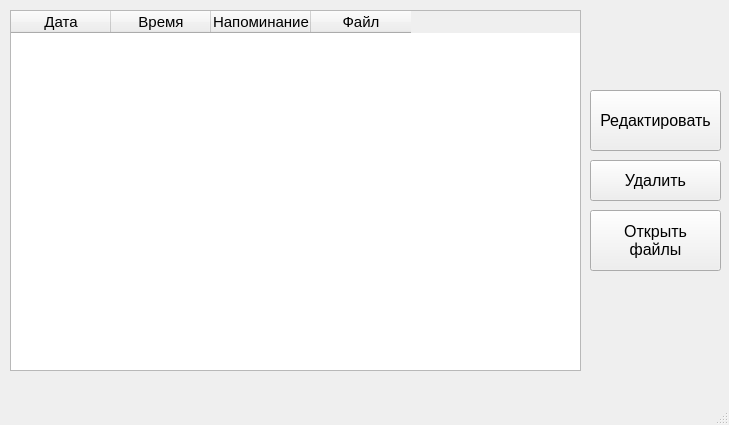
Old version of the form table_date.ui in the repository slevinsps/reminder.
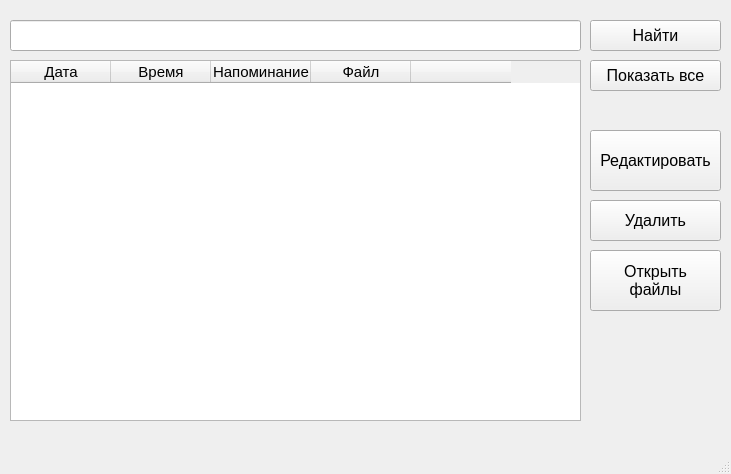
New version of the form.

Diff of the .ui file:
```diff
--- a/table_date.ui
+++ b/table_date.ui
@@ -6,8 +6,8 @@
    <rect>
     <x>0</x>
     <y>0</y>
-    <width>729</width>
-    <height>425</height>
+    <width>731</width>
+    <height>474</height>
    </rect>
   </property>
   <property name="windowTitle">
@@ -18,7 +18,7 @@
     <property name="geometry">
      <rect>
       <x>10</x>
-      <y>10</y>
+      <y>60</y>
       <width>571</width>
       <height>361</height>
      </rect>
@@ -51,12 +51,17 @@
       <string>Файл</string>
      </property>
     </column>
+    <column>
+     <property name="text">
+      <string/>
+     </property>
+    </column>
    </widget>
    <widget class="QPushButton" name="delete_button">
     <property name="geometry">
      <rect>
       <x>590</x>
-      <y>160</y>
+      <y>200</y>
       <width>131</width>
       <height>41</height>
      </rect>
@@ -74,7 +79,7 @@
     <property name="geometry">
      <rect>
       <x>590</x>
-      <y>90</y>
+      <y>130</y>
       <width>131</width>
       <height>61</height>
      </rect>
@@ -92,7 +97,7 @@
     <property name="geometry">
      <rect>
       <x>590</x>
-      <y>210</y>
+      <y>250</y>
       <width>131</width>
       <height>61</height>
      </rect>
@@ -107,6 +112,57 @@
 файлы</string>
     </property>
    </widget>
+   <widget class="QLineEdit" name="findEdit">
+    <property name="geometry">
+     <rect>
+      <x>10</x>
+      <y>20</y>
+      <width>571</width>
+      <height>31</height>
+     </rect>
+    </property>
+    <property name="font">
+     <font>
+      <pointsize>16</pointsize>
+     </font>
+    </property>
+   </widget>
+   <widget class="QPushButton" name="find_button">
+    <property name="geometry">
+     <rect>
+      <x>590</x>
+      <y>20</y>
+      <width>131</width>
+      <height>31</height>
+     </rect>
+    </property>
+    <property name="font">
+     <font>
+      <pointsize>12</pointsize>
+     </font>
+    </property>
+    <property name="text">
+     <string>Найти</string>
+    </property>
+   </widget>
+   <widget class="QPushButton" name="showAll_button">
+    <property name="geometry">
+     <rect>
+      <x>590</x>
+      <y>60</y>
+      <width>131</width>
+      <height>31</height>
+     </rect>
+    </property>
+    <property name="font">
+     <font>
+      <pointsize>12</pointsize>
+     </font>
+    </property>
+    <property name="text">
+     <string>Показать все</string>
+    </property>
+   </widget>
   </widget>
   <widget class="QMenuBar" name="menubar">
    <property name="geometry">
```
Left out of the diff: 2 changed lines with no effect on the pictures.
